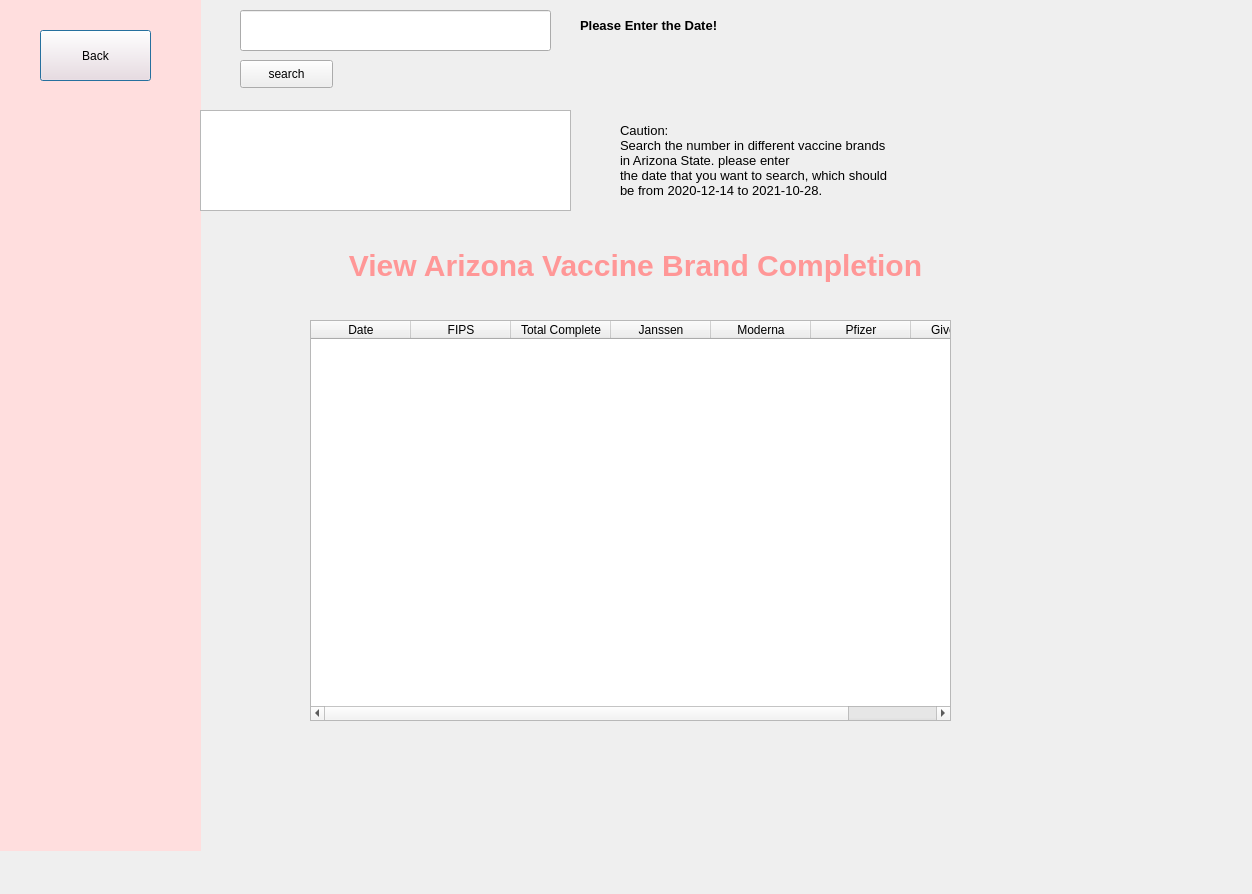
The window that GUI/vaccBrandComplete.ui (Tashi-Shiro/CSE412Project) describes before a commit, drawn with Qt 5.
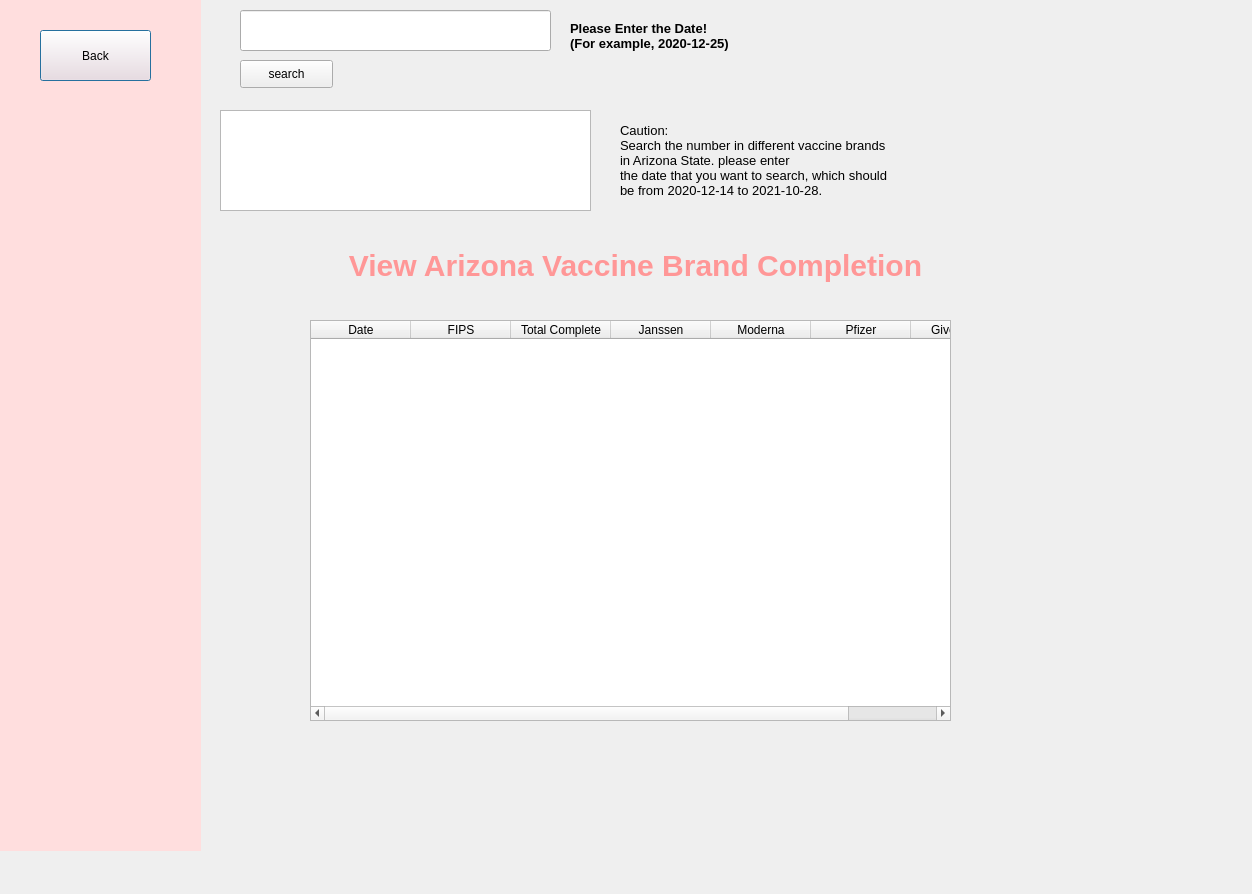
The same window after the commit.

What changed in the file:
```diff
--- a/GUI/vaccBrandComplete.ui
+++ b/GUI/vaccBrandComplete.ui
@@ -65,7 +65,7 @@
   <widget class="QTextBrowser" name="textBrowser4">
    <property name="geometry">
     <rect>
-     <x>200</x>
+     <x>220</x>
      <y>110</y>
      <width>371</width>
      <height>101</height>
@@ -171,9 +171,9 @@
   <widget class="QLabel" name="label_3">
    <property name="geometry">
     <rect>
-     <x>580</x>
-     <y>0</y>
-     <width>191</width>
+     <x>570</x>
+     <y>10</y>
+     <width>291</width>
      <height>51</height>
     </rect>
    </property>
@@ -185,7 +185,8 @@
     </font>
    </property>
    <property name="text">
-    <string>Please Enter the Date!</string>
+    <string>Please Enter the Date! 
+(For example, 2020-12-25)</string>
    </property>
   </widget>
  </widget>
```
